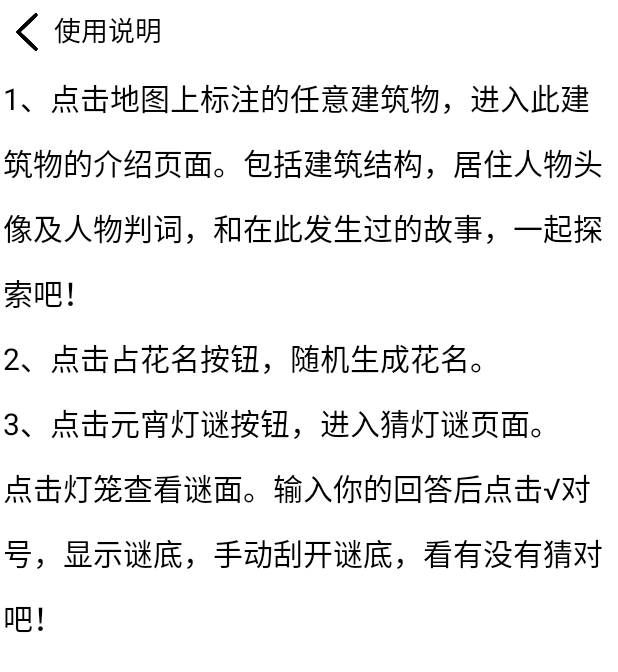
After one commit to Bubblezq/RedHouse, an Android app: the HelpActivity screen opened directly, with no data from a screen before it, on a phone screen of 412 x 824 dp. The commit adds this screen. Shown: the top 672 px of the screen. Run offline under Robolectric (Android 15) with nearby library versions, the phone set to English and light mode, and no system bars; Roboto replaces fonts that are not available here.

Commit message:
add story

```diff
--- a/MyApplication/app/src/main/AndroidManifest.xml
+++ b/MyApplication/app/src/main/AndroidManifest.xml
@@ -61,6 +61,9 @@
         <activity
             android:name=".ZhanHuaMingActivity"
             android:screenOrientation="portrait" />
+        <activity
+            android:name=".HelpActivity"
+            android:screenOrientation="portrait" />
     </application>
 
 </manifest>
--- /dev/null
+++ b/MyApplication/app/src/main/java/com/example/myapplication/HelpActivity.java
@@ -0,0 +1,25 @@
+package com.example.myapplication;
+
+import android.app.Activity;
+import android.app.ActivityOptions;
+import android.os.Bundle;
+import android.view.View;
+import android.widget.Button;
+import android.content.Intent;
+
+public class HelpActivity extends Activity {
+    @Override
+    protected void onCreate(Bundle savedInstanceState) {
+        super.onCreate(savedInstanceState);
+        setContentView(R.layout.help);
+
+        Button b1=findViewById(R.id.back);
+        b1.setOnClickListener(new View.OnClickListener() {
+            @Override
+            public void onClick(View v) {
+                startActivity(new Intent(HelpActivity.this, MapActivity.class),
+                        ActivityOptions.makeSceneTransitionAnimation(HelpActivity.this).toBundle());
+            }
+        });
+    }
+}
--- /dev/null
+++ b/MyApplication/app/src/main/res/layout/help.xml
@@ -0,0 +1,68 @@
+<?xml version="1.0" encoding="utf-8"?>
+<LinearLayout xmlns:android="http://schemas.android.com/apk/res/android"
+    xmlns:app="http://schemas.android.com/apk/res-auto"
+    xmlns:tools="http://schemas.android.com/tools"
+    android:id="@+id/mapLayout"
+    android:layout_width="match_parent"
+    android:layout_height="match_parent"
+    android:background="#FFFFFF"
+    android:orientation="vertical"
+    tools:context=".MapActivity">
+
+    <!--android:background="@drawable/transfer_bg"-->
+
+    <LinearLayout
+        android:id="@+id/buttonLayout"
+        android:layout_width="match_parent"
+        android:layout_height="49dp"
+        android:layout_weight="1"
+        android:orientation="horizontal">
+
+        <Button
+            android:id="@+id/back"
+            android:layout_width="25dp"
+            android:layout_height="25dp"
+            android:layout_margin="5dp"
+            android:background="@drawable/returnbutton" />
+
+        <TextView
+            android:layout_width="100dp"
+            android:layout_height="match_parent"
+            android:layout_marginTop="6dp"
+            android:text="使用说明"
+            android:textColor="@color/colorBlack"
+            android:textSize="18dp" />
+
+
+    </LinearLayout>
+
+    <LinearLayout
+        android:id="@+id/mapContainer"
+        android:layout_width="match_parent"
+        android:layout_height="match_parent"
+        android:layout_weight="30"
+        android:orientation="horizontal">
+
+        <androidx.constraintlayout.widget.ConstraintLayout
+            android:id="@+id/mapConstraint"
+            android:layout_width="match_parent"
+            android:layout_height="match_parent"
+            android:layout_gravity="center">
+
+            <TextView
+                android:layout_width="match_parent"
+                android:layout_height="match_parent"
+                android:layout_margin="2dp"
+                android:text="1、点击地图上标注的任意建筑物，进入此建筑物的介绍页面。包括建筑结构，居住人物头像及人物判词，和在此发生过的故事，一起探索吧！\n2、点击占花名按钮，随机生成花名。\n3、点击元宵灯谜按钮，进入猜灯谜页面。\n点击灯笼查看谜面。输入你的回答后点击√对号，显示谜底，手动刮开谜底，看有没有猜对吧！"
+                android:lineSpacingExtra="13dp"
+                android:textSize="20dp"
+                android:textColor="@color/colorBlack"
+
+                />
+
+
+
+        </androidx.constraintlayout.widget.ConstraintLayout>
+    </LinearLayout>
+
+</LinearLayout>
--- a/MyApplication/app/src/main/res/layout/zhuijinlou.xml
+++ b/MyApplication/app/src/main/res/layout/zhuijinlou.xml
@@ -100,7 +100,7 @@
             <TextView
                 android:id="@+id/dialog"
                 android:layout_width="412dp"
-                android:layout_height="180dp"
+                android:layout_height="160dp"
                 android:background="@drawable/dialogbox"
                 android:contentDescription="@null"
                 android:padding="23dp"
```
Also changed, not shown: MyApplication/app/src/main/java/com/example/myapplication/MapActivity.java (+10 -0 lines), MyApplication/app/src/main/java/com/example/myapplication/XiaoXiangGuanActivity.java (+4 -4 lines), MyApplication/app/src/main/res/layout/map.xml (+11 -1 lines), MyApplication/app/src/main/res/values/array.xml (+2 -18 lines), MyApplication/app/src/main/res/values/strings.xml (+43 -61 lines).
